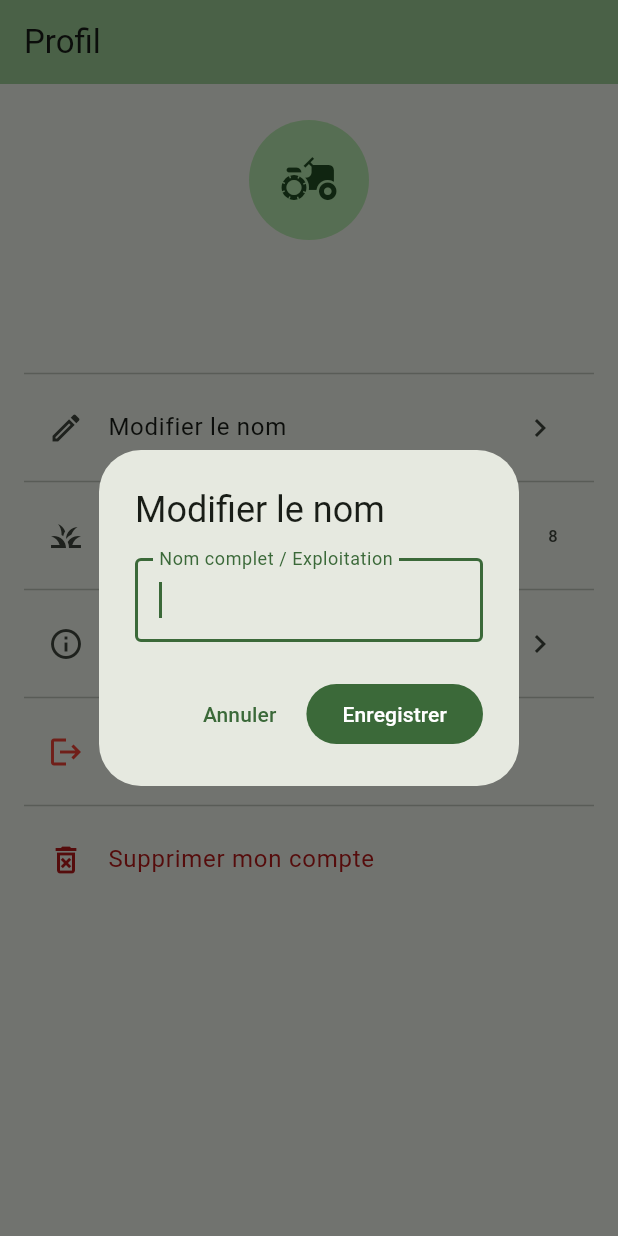
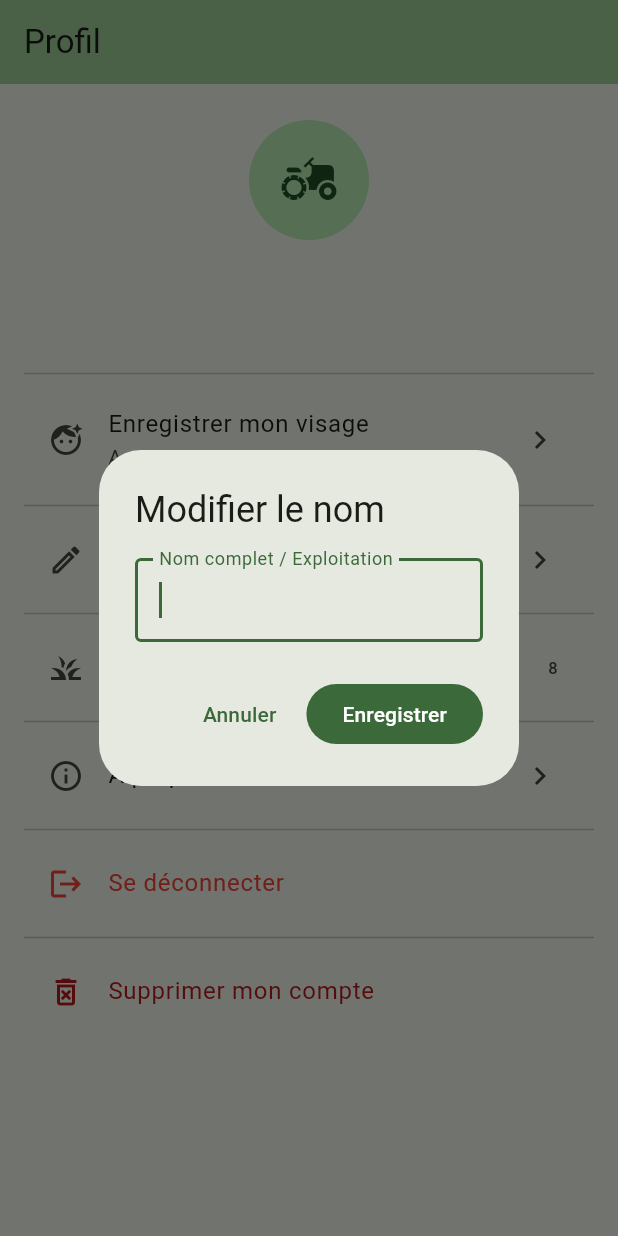
Before and after one commit to mohamedaminbenrjab1919-sys/agrismart, a Flutter app: the ProfilPage screen opened directly, after a tap on "Modifier le nom", on a phone screen of 412 x 824 dp. Run offline on Flutter 3.47's test engine with Material 3 defaults, Android fonts, the phone set to English and light mode, and no system bars; our stand-ins replace firebase_auth, firebase_core, image_picker, shared_preferences; missing offline and left inert: google_mlkit_face_detection, google_mlkit_image_labeling, tflite_flutter; accounts and stored records are empty; network calls fail.

Commit message:
feat: add offline face recognition authentication

```diff
--- a/lib/screens/profil_page.dart
+++ b/lib/screens/profil_page.dart
@@ -4,9 +4,84 @@ import 'package:agrismart/models/utilisateur.dart';
 import 'package:agrismart/providers/zones_provider.dart';
 import 'package:agrismart/providers/auth_provider.dart';
 import 'package:agrismart/screens/a_propos_page.dart';
+import 'package:agrismart/screens/face_scan_page.dart';
+import 'package:agrismart/services/face_auth_storage_service.dart';
 
-class ProfilPage extends StatelessWidget {
+class ProfilPage extends StatefulWidget {
   const ProfilPage({super.key});
+
+  @override
+  State<ProfilPage> createState() => _ProfilPageState();
+}
+
+class _ProfilPageState extends State<ProfilPage> {
+  final FaceAuthStorageService _faceStorage = FaceAuthStorageService();
+  bool _visageEnregistre = false;
+  String? _emailVisage;
+  bool _chargementVisage = true;
+
+  @override
+  void initState() {
+    super.initState();
+    _chargerEtatVisage();
+  }
+
+  Future<void> _chargerEtatVisage() async {
+    final existe = await _faceStorage.aUnVisageEnregistre();
+    final email = await _faceStorage.lireEmailAssocie();
+    if (!mounted) return;
+    setState(() {
+      _visageEnregistre = existe;
+      _emailVisage = email;
+      _chargementVisage = false;
+    });
+  }
+
+  Future<void> _enregistrerVisage(
+      BuildContext context,
+      Utilisateur? utilisateur,
+      ) async {
+    final email = utilisateur?.email.trim();
+    if (email == null || email.isEmpty) {
+      ScaffoldMessenger.of(context).showSnackBar(
+        const SnackBar(
+          content: Text('Impossible de récupérer l\'email du compte.'),
+        ),
+      );
+      return;
+    }
+
+    final embedding = await Navigator.push<List<double>>(
+      context,
+      MaterialPageRoute(
+        builder: (_) => const FaceScanPage(mode: ModeScanVisage.inscription),
+      ),
+    );
+
+    if (embedding == null || embedding.isEmpty || !context.mounted) return;
+
+    await _faceStorage.enregistrerVisage(
+      email: email,
+      embedding: embedding,
+    );
+    await _chargerEtatVisage();
+
+    if (!context.mounted) return;
+    ScaffoldMessenger.of(context).showSnackBar(
+      const SnackBar(
+        content: Text('Visage enregistré avec succès pour ce compte.'),
+      ),
+    );
+  }
+
+  Future<void> _supprimerVisage(BuildContext context) async {
+    await _faceStorage.supprimerVisage();
+    await _chargerEtatVisage();
+    if (!context.mounted) return;
+    ScaffoldMessenger.of(context).showSnackBar(
+      const SnackBar(content: Text('Données faciales supprimées.')),
+    );
+  }
 
   Future<void> _modifierNom(
       BuildContext context,
@@ -170,6 +245,36 @@ class ProfilPage extends StatelessWidget {
           const SizedBox(height: 16),
           const Divider(),
           ListTile(
+            leading: const Icon(Icons.face_retouching_natural),
+            title: Text(
+              _visageEnregistre
+                  ? 'Mettre à jour mon visage'
+                  : 'Enregistrer mon visage',
+            ),
+            subtitle: Text(
+              _chargementVisage
+                  ? 'Vérification...'
+                  : _visageEnregistre
+                  ? 'Enregistré pour ${_emailVisage ?? 'ce compte'}'
+                  : 'Aucun visage enregistré',
+            ),
+            trailing: const Icon(Icons.chevron_right),
+            onTap: (occupe || _chargementVisage)
+                ? null
+                : () => _enregistrerVisage(context, utilisateur),
+          ),
+          if (_visageEnregistre) ...[
+            const Divider(),
+            ListTile(
+              leading: const Icon(Icons.no_accounts_outlined),
+              title: const Text('Supprimer le visage enregistré'),
+              onTap: (occupe || _chargementVisage)
+                  ? null
+                  : () => _supprimerVisage(context),
+            ),
+          ],
+          const Divider(),
+          ListTile(
             leading: const Icon(Icons.edit_outlined),
             title: const Text('Modifier le nom'),
             trailing: const Icon(Icons.chevron_right),
--- /dev/null
+++ b/lib/services/face_auth_storage_service.dart
@@ -0,0 +1,44 @@
+import 'dart:convert';
+import 'package:shared_preferences/shared_preferences.dart';
+
+class FaceAuthStorageService {
+  static const String _cleEmbedding = 'face_rec_embedding_v1';
+  static const String _cleEmail = 'face_rec_email_v1';
+
+  Future<void> enregistrerVisage({
+    required String email,
+    required List<double> embedding,
+  }) async {
+    final prefs = await SharedPreferences.getInstance();
+    await prefs.setString(_cleEmail, email.trim().toLowerCase());
+    await prefs.setString(_cleEmbedding, jsonEncode(embedding));
+  }
+
+  Future<String?> lireEmailAssocie() async {
+    final prefs = await SharedPreferences.getInstance();
+    final email = prefs.getString(_cleEmail);
+    if (email == null || email.trim().isEmpty) return null;
+    return email;
+  }
+
+  Future<List<double>?> lireEmbeddingAssocie() async {
+    final prefs = await SharedPreferences.getInstance();
+    final raw = prefs.getString(_cleEmbedding);
+    if (raw == null || raw.isEmpty) return null;
+
+    final List<dynamic> decoded = jsonDecode(raw) as List<dynamic>;
+    return decoded.map((e) => (e as num).toDouble()).toList();
+  }
+
+  Future<bool> aUnVisageEnregistre() async {
+    final email = await lireEmailAssocie();
+    final emb = await lireEmbeddingAssocie();
+    return email != null && emb != null && emb.isNotEmpty;
+  }
+
+  Future<void> supprimerVisage() async {
+    final prefs = await SharedPreferences.getInstance();
+    await prefs.remove(_cleEmail);
+    await prefs.remove(_cleEmbedding);
+  }
+}
--- a/pubspec.yaml
+++ b/pubspec.yaml
@@ -19,6 +19,8 @@ dependencies:
   image_picker: ^1.2.4
   google_mlkit_image_labeling: ^1.0.3
   image: ^4.13.1
+  google_mlkit_face_detection: ^1.0.3
+  tflite_flutter: ^0.12.1
 
 dev_dependencies:
   flutter_test:
@@ -27,3 +29,7 @@ dev_dependencies:
 
 flutter:
   uses-material-design: true
+  flutter:
+    uses-material-design: true
+    assets:
+      - assets/models/
```
Also changed, not shown: lib/screens/connexion_page.dart (+61 -2 lines), lib/screens/face_scan_page.dart (added, +199 -0 lines), lib/services/face_recognition_service.dart (added, +167 -0 lines), 1 other file.
